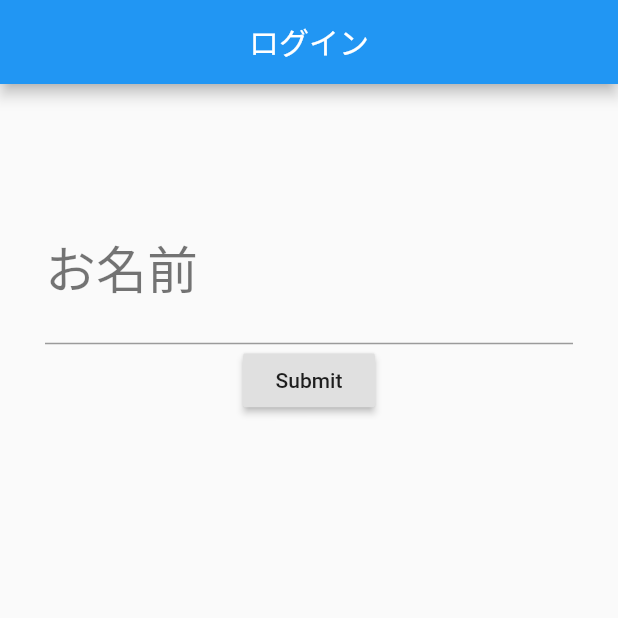
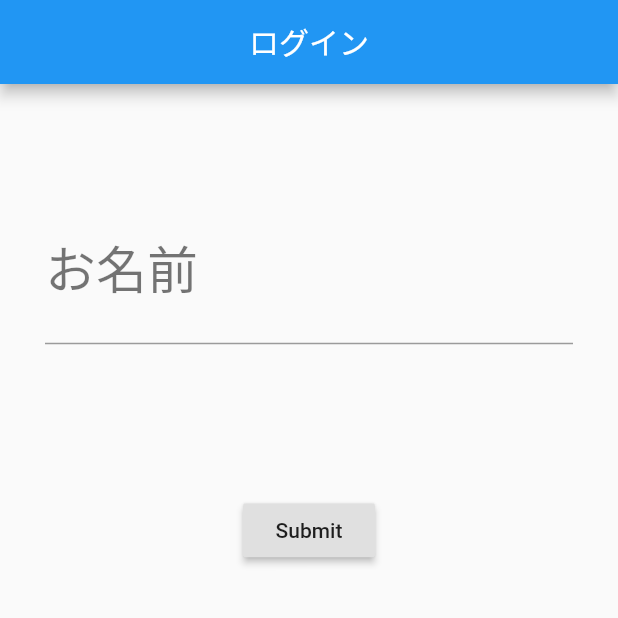
Before and after one commit to pepperintern/Twitter-like, a Flutter app: the screen it shows after launch, on a phone screen of 412 x 824 dp, the top half of it. Run offline on Flutter 3.47's test engine with Material 2 defaults, Android fonts, the phone set to English and light mode, and no system bars.

Commit message:
9/24日最後

```diff
--- a/twitter/lib/main.dart
+++ b/twitter/lib/main.dart
@@ -73,11 +73,14 @@ class LoginState extends State<Login> {
   }
 
   Widget _submitButton() {
-    return RaisedButton(
+    return Padding(
+      padding: EdgeInsets.only(top: 100.0),
+      child:
+      RaisedButton(
       child: Text("Submit"),
       onPressed: () {
         Navigator.of(context).pushNamed("/myHomePage");
-      },
+      },),
     );
   }
 }
```
